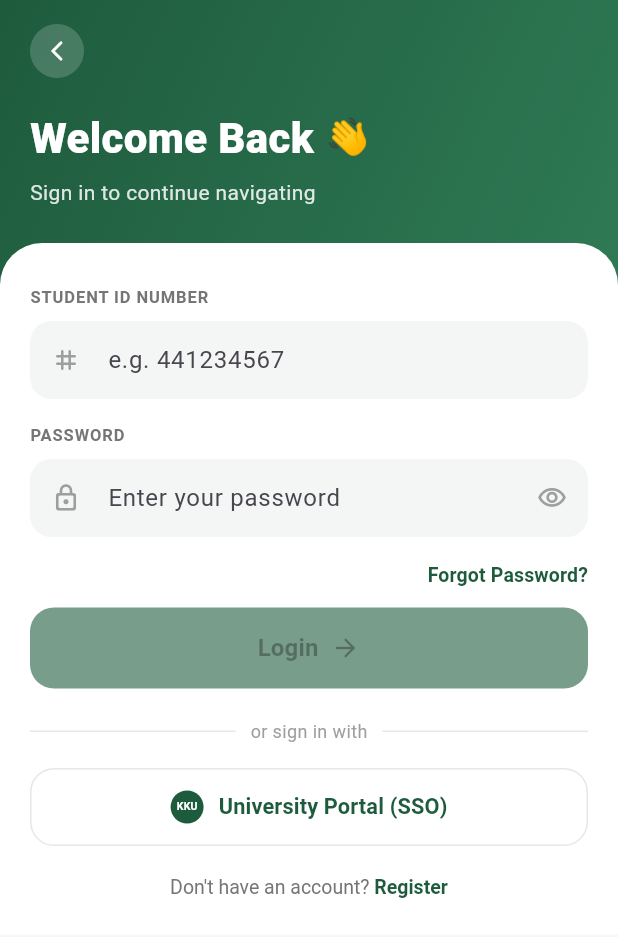
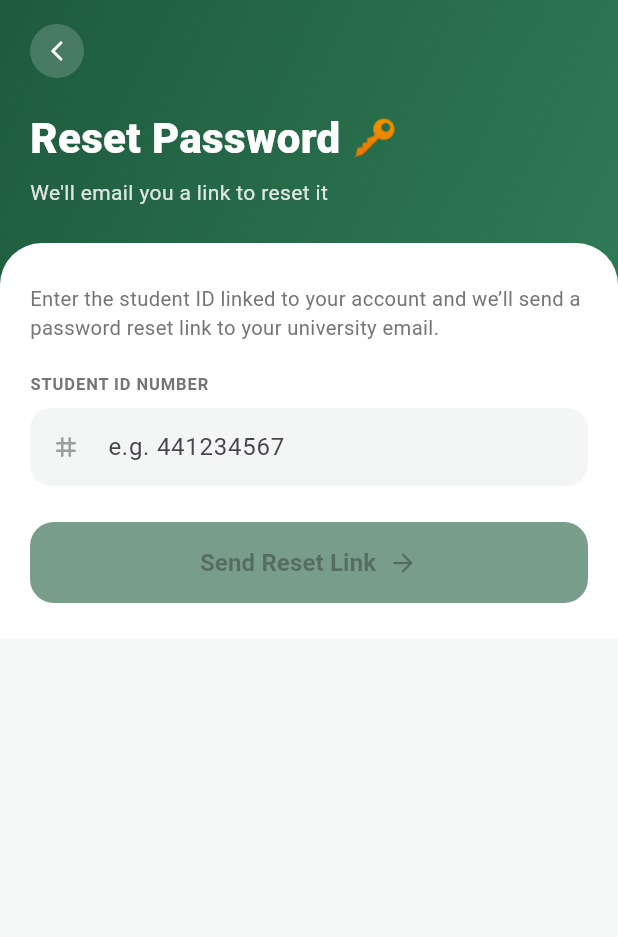
Before and after one commit to Nomair2/smart, a Flutter app: the _LoginView screen opened directly, after a tap on "Forgot Password?", on a phone screen of 412 x 824 dp. Shown: the top 937 px of the screen. Run offline on Flutter 3.47's test engine with Material 3 defaults, Android fonts, the phone set to English and light mode, and no system bars; our stand-ins replace cloud_firestore, equatable, firebase_auth, firebase_core, flutter_bloc; accounts and stored records are empty.

Commit message:
feat:link with firebase and executing login , register and forgetpassword usecases

```diff
--- /dev/null
+++ b/lib/features/auth/domain/failures/auth_failure.dart
@@ -0,0 +1,12 @@
+/// Thrown by [AuthRepository] implementations with a message that's already
+/// safe to show the user. Cubits check for this type specifically so a real,
+/// specific error (e.g. "that email is already registered") reaches the UI
+/// instead of being flattened into a generic fallback message.
+class AuthFailure implements Exception {
+  const AuthFailure(this.message);
+
+  final String message;
+
+  @override
+  String toString() => message;
+}
--- a/lib/features/auth/domain/repositories/auth_repository.dart
+++ b/lib/features/auth/domain/repositories/auth_repository.dart
@@ -27,4 +27,8 @@ abstract class AuthRepository {
   });
 
   Future<void> signInWithSso();
+
+  /// Sends a password-reset email for the account matching [studentId].
+  /// Implementations resolve the underlying email the same way [login] does.
+  Future<void> resetPassword({required String studentId});
 }
--- /dev/null
+++ b/lib/features/auth/presentation/cubit/forgot_password_cubit.dart
@@ -0,0 +1,44 @@
+import 'package:flutter_bloc/flutter_bloc.dart';
+
+import '../../domain/failures/auth_failure.dart';
+import '../../domain/repositories/auth_repository.dart';
+import 'forgot_password_state.dart';
+
+class ForgotPasswordCubit extends Cubit<ForgotPasswordState> {
+  ForgotPasswordCubit(this._authRepository) : super(const ForgotPasswordState());
+
+  final AuthRepository _authRepository;
+
+  void studentIdChanged(String value) {
+    emit(state.copyWith(studentId: value, studentIdError: _validateStudentId(value)));
+  }
+
+  Future<void> submitted() async {
+    final studentIdError = _validateStudentId(state.studentId);
+    if (studentIdError != null) {
+      emit(state.copyWith(studentIdError: studentIdError));
+      return;
+    }
+
+    emit(state.copyWith(status: ForgotPasswordStatus.submitting, errorMessage: null));
+
+    try {
+      await _authRepository.resetPassword(studentId: state.studentId.trim());
+      emit(state.copyWith(status: ForgotPasswordStatus.success));
+    } catch (e) {
+      emit(state.copyWith(
+        status: ForgotPasswordStatus.failure,
+        errorMessage: e is AuthFailure ? e.message : 'Could not send the reset email. Please try again.',
+      ));
+    }
+  }
+
+  String? _validateStudentId(String value) {
+    final trimmed = value.trim();
+    if (trimmed.isEmpty) return 'Student ID is required';
+    if (!RegExp(r'^\d{6,10}$').hasMatch(trimmed)) {
+      return 'Enter a valid student ID (e.g. 441234567)';
+    }
+    return null;
+  }
+}
--- /dev/null
+++ b/lib/features/auth/presentation/cubit/forgot_password_state.dart
@@ -0,0 +1,39 @@
+import 'package:equatable/equatable.dart';
+
+enum ForgotPasswordStatus { initial, submitting, success, failure }
+
+const Object _unset = Object();
+
+class ForgotPasswordState extends Equatable {
+  const ForgotPasswordState({
+    this.status = ForgotPasswordStatus.initial,
+    this.studentId = '',
+    this.studentIdError,
+    this.errorMessage,
+  });
+
+  final ForgotPasswordStatus status;
+  final String studentId;
+  final String? studentIdError;
+  final String? errorMessage;
+
+  bool get isValid => studentId.trim().isNotEmpty && studentIdError == null;
+
+  ForgotPasswordState copyWith({
+    ForgotPasswordStatus? status,
+    String? studentId,
+    Object? studentIdError = _unset,
+    Object? errorMessage = _unset,
+  }) {
+    return ForgotPasswordState(
+      status: status ?? this.status,
+      studentId: studentId ?? this.studentId,
+      studentIdError:
+          identical(studentIdError, _unset) ? this.studentIdError : studentIdError as String?,
+      errorMessage: identical(errorMessage, _unset) ? this.errorMessage : errorMessage as String?,
+    );
+  }
+
+  @override
+  List<Object?> get props => [status, studentId, studentIdError, errorMessage];
+}
--- a/lib/features/auth/presentation/cubit/login_cubit.dart
+++ b/lib/features/auth/presentation/cubit/login_cubit.dart
@@ -1,5 +1,6 @@
 import 'package:flutter_bloc/flutter_bloc.dart';
 
+import '../../domain/failures/auth_failure.dart';
 import '../../domain/repositories/auth_repository.dart';
 import 'login_state.dart';
 
@@ -37,10 +38,12 @@ class LoginCubit extends Cubit<LoginState> {
         password: state.password,
       );
       emit(state.copyWith(status: LoginStatus.success));
-    } catch (_) {
+    } catch (e) {
       emit(state.copyWith(
         status: LoginStatus.failure,
-        errorMessage: 'Invalid student ID or password. Please try again.',
+        errorMessage: e is AuthFailure
+            ? e.message
+            : 'Invalid student ID or password. Please try again.',
       ));
     }
   }
@@ -50,10 +53,12 @@ class LoginCubit extends Cubit<LoginState> {
     try {
       await _authRepository.signInWithSso();
       emit(state.copyWith(status: LoginStatus.success));
-    } catch (_) {
+    } catch (e) {
       emit(state.copyWith(
         status: LoginStatus.failure,
-        errorMessage: 'Could not sign in with the University Portal. Please try again.',
+        errorMessage: e is AuthFailure
+            ? e.message
+            : 'Could not sign in with the University Portal. Please try again.',
       ));
     }
   }
--- a/lib/features/auth/presentation/cubit/register_cubit.dart
+++ b/lib/features/auth/presentation/cubit/register_cubit.dart
@@ -1,5 +1,6 @@
 import 'package:flutter_bloc/flutter_bloc.dart';
 
+import '../../domain/failures/auth_failure.dart';
 import '../../domain/repositories/auth_repository.dart';
 import 'register_state.dart';
 
@@ -67,10 +68,10 @@ class RegisterCubit extends Cubit<RegisterState> {
         college: state.college!,
       );
       emit(state.copyWith(status: RegisterStatus.success));
-    } catch (_) {
+    } catch (e) {
       emit(state.copyWith(
         status: RegisterStatus.failure,
-        errorMessage: 'Could not create your account. Please try again.',
+        errorMessage: e is AuthFailure ? e.message : 'Could not create your account. Please try again.',
       ));
     }
   }
--- /dev/null
+++ b/lib/features/auth/presentation/pages/forgot_password_page.dart
@@ -0,0 +1,165 @@
+import 'package:flutter/material.dart';
+import 'package:flutter_bloc/flutter_bloc.dart';
+
+import '../../domain/repositories/auth_repository.dart';
+import '../cubit/forgot_password_cubit.dart';
+import '../cubit/forgot_password_state.dart';
+import '../widgets/auth_gradient_header.dart';
+import '../widgets/auth_text_field.dart';
+import '../widgets/primary_auth_button.dart';
+
+class ForgotPasswordPage extends StatelessWidget {
+  const ForgotPasswordPage({super.key});
+
+  @override
+  Widget build(BuildContext context) {
+    return BlocProvider(
+      create: (context) => ForgotPasswordCubit(context.read<AuthRepository>()),
+      child: const _ForgotPasswordView(),
+    );
+  }
+}
+
+class _ForgotPasswordView extends StatefulWidget {
+  const _ForgotPasswordView();
+
+  @override
+  State<_ForgotPasswordView> createState() => _ForgotPasswordViewState();
+}
+
+class _ForgotPasswordViewState extends State<_ForgotPasswordView> {
+  final _studentIdController = TextEditingController();
+
+  @override
+  void dispose() {
+    _studentIdController.dispose();
+    super.dispose();
+  }
+
+  @override
+  Widget build(BuildContext context) {
+    return Scaffold(
+      backgroundColor: const Color(0xFFF6F8F7),
+      resizeToAvoidBottomInset: true,
+      body: BlocConsumer<ForgotPasswordCubit, ForgotPasswordState>(
+        listenWhen: (previous, current) => previous.status != current.status,
+        listener: (context, state) {
+          if (state.status == ForgotPasswordStatus.failure && state.errorMessage != null) {
+            ScaffoldMessenger.of(context)
+              ..hideCurrentSnackBar()
+              ..showSnackBar(SnackBar(content: Text(state.errorMessage!)));
+          }
+        },
+        builder: (context, state) {
+          final cubit = context.read<ForgotPasswordCubit>();
+          return SafeArea(
+            bottom: false,
+            child: SingleChildScrollView(
+              child: Column(
+                crossAxisAlignment: CrossAxisAlignment.stretch,
+                children: [
+                  const AuthGradientHeader(
+                    title: 'Reset Password',
+                    subtitle: "We'll email you a link to reset it",
+                    emoji: '🔑',
+                  ),
+                  Transform.translate(
+                    offset: const Offset(0, -32),
+                    child: Container(
+                      padding: const EdgeInsets.fromLTRB(20, 28, 20, 24),
+                      decoration: const BoxDecoration(
+                        color: Colors.white,
+                        borderRadius: BorderRadius.vertical(top: Radius.circular(28)),
+                      ),
+                      child: state.status == ForgotPasswordStatus.success
+                          ? _SuccessContent(onBackToLogin: () => Navigator.of(context).pop())
+                          : _FormContent(
+                              controller: _studentIdController,
+                              state: state,
+                              cubit: cubit,
+                            ),
+                    ),
+                  ),
+                ],
+              ),
+            ),
+          );
+        },
+      ),
+    );
+  }
+}
+
+class _FormContent extends StatelessWidget {
+  const _FormContent({required this.controller, required this.state, required this.cubit});
+
+  final TextEditingController controller;
+  final ForgotPasswordState state;
+  final ForgotPasswordCubit cubit;
+
+  @override
+  Widget build(BuildContext context) {
+    return Column(
+      crossAxisAlignment: CrossAxisAlignment.stretch,
+      children: [
+        Text(
+          'Enter the student ID linked to your account and we\u2019ll send a '
+          'password reset link to your university email.',
+          style: TextStyle(fontSize: 13.5, color: Colors.grey[600], height: 1.4),
+        ),
+        const SizedBox(height: 20),
+        AuthTextField(
+          label: 'Student ID Number',
+          hint: 'e.g. 441234567',
+          icon: Icons.tag_rounded,
+          controller: controller,
+          keyboardType: TextInputType.number,
+          errorText: state.studentIdError,
+          onChanged: cubit.studentIdChanged,
+        ),
+        const SizedBox(height: 8),
+        PrimaryAuthButton(
+          label: 'Send Reset Link',
+          isLoading: state.status == ForgotPasswordStatus.submitting,
+          onPressed: state.isValid ? cubit.submitted : null,
+        ),
+      ],
+    );
+  }
+}
+
+class _SuccessContent extends StatelessWidget {
+  const _SuccessContent({required this.onBackToLogin});
+
+  final VoidCallback onBackToLogin;
+
+  static const Color primaryGreen = Color(0xFF1E5B3D);
+
+  @override
+  Widget build(BuildContext context) {
+    return Column(
+      crossAxisAlignment: CrossAxisAlignment.stretch,
+      children: [
+        Container(
+          width: 64,
+          height: 64,
+          margin: const EdgeInsets.only(bottom: 20),
+          decoration: const BoxDecoration(color: Color(0xFFEAF3EE), shape: BoxShape.circle),
+          child: const Icon(Icons.mark_email_read_rounded, color: primaryGreen, size: 32),
+        ),
+        const Text(
+          'Check your email',
+          style: TextStyle(fontSize: 20, fontWeight: FontWeight.w800, color: Colors.black87),
+        ),
+        const SizedBox(height: 8),
+        Text(
+          'If an account exists for that student ID, a password reset link '
+          'has been sent to the university email on file.',
+          style: TextStyle(fontSize: 13.5, color: Colors.grey[600], height: 1.4),
+        ),
+        const SizedBox(height: 24),
+        PrimaryAuthButton(label: 'Back to Login', onPressed: onBackToLogin, showArrow: false),
+      ],
+    );
+  }
+}
--- a/lib/features/auth/presentation/pages/login_page.dart
+++ b/lib/features/auth/presentation/pages/login_page.dart
@@ -10,6 +10,7 @@ import '../widgets/auth_text_field.dart';
 import '../widgets/password_field.dart';
 import '../widgets/primary_auth_button.dart';
 import '../widgets/sso_button.dart';
+import 'forgot_password_page.dart';
 
 class LoginPage extends StatelessWidget {
   const LoginPage({super.key});
@@ -104,7 +105,9 @@ class _LoginViewState extends State<_LoginView> {
                             alignment: Alignment.centerRight,
                             child: TextButton(
                               onPressed: () {
-                                // TODO: navigate to the forgot-password flow.
+                                Navigator.of(context).push(
+                                  MaterialPageRoute(builder: (_) => const ForgotPasswordPage()),
+                                );
                               },
                               style: TextButton.styleFrom(
                                 foregroundColor: const Color(0xFF1E5B3D),
--- a/lib/features/auth/presentation/widgets/primary_auth_button.dart
+++ b/lib/features/auth/presentation/widgets/primary_auth_button.dart
@@ -6,11 +6,13 @@ class PrimaryAuthButton extends StatelessWidget {
     required this.label,
     required this.onPressed,
     this.isLoading = false,
+    this.showArrow = true,
   });
 
   final String label;
   final VoidCallback? onPressed;
   final bool isLoading;
+  final bool showArrow;
 
   @override
   Widget build(BuildContext context) {
@@ -36,8 +38,10 @@ class PrimaryAuthButton extends StatelessWidget {
                 mainAxisAlignment: MainAxisAlignment.center,
                 children: [
                   Text(label, style: const TextStyle(fontSize: 16, fontWeight: FontWeight.w600)),
-                  const SizedBox(width: 8),
-                  const Icon(Icons.arrow_forward_rounded, size: 20),
+                  if (showArrow) ...[
+                    const SizedBox(width: 8),
+                    const Icon(Icons.arrow_forward_rounded, size: 20),
+                  ],
                 ],
               ),
       ),
--- a/pubspec.yaml
+++ b/pubspec.yaml
@@ -37,6 +37,8 @@ dependencies:
   flutter_bloc: ^9.1.1
   equatable: ^2.1.0
   firebase_core: ^4.14.0
+  firebase_auth: ^6.1.0
+  cloud_firestore: ^6.1.0
 
 dev_dependencies:
   flutter_test:
```
Also changed, not shown: lib/features/auth/data/repositories/fake_auth_repository.dart (+7 -1 lines), lib/features/auth/data/repositories/firebase_auth_repository.dart (added, +164 -0 lines), lib/features/auth/presentation/pages/welcome_page.dart (+9 -2 lines), lib/features/home/presentation/pages/home_placeholder_page.dart (added, +30 -0 lines), lib/main.dart (+48 -9 lines), opencode.json (deleted, +0 -17 lines), pubspec.lock, 4 other files.
